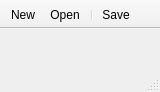
This is vue.ui in CDZo/Project-Takuzu as Qt 5 draws it before an edit. The edited form follows.
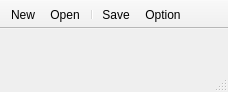
This is the edited form.

Commit message: add option actionBar

```diff
--- a/vue.ui
+++ b/vue.ui
@@ -6,7 +6,7 @@
    <rect>
     <x>0</x>
     <y>0</y>
-    <width>160</width>
+    <width>228</width>
     <height>92</height>
    </rect>
   </property>
@@ -62,6 +62,7 @@
    <addaction name="actionOpen"/>
    <addaction name="separator"/>
    <addaction name="actionSave"/>
+   <addaction name="actionOption"/>
   </widget>
   <widget class="QStatusBar" name="statusBar"/>
   <action name="actionSave">
@@ -97,6 +98,11 @@
     <string>Ctrl+N</string>
    </property>
   </action>
+  <action name="actionOption">
+   <property name="text">
+    <string>&amp;Option</string>
+   </property>
+  </action>
  </widget>
  <layoutdefault spacing="6" margin="11"/>
  <resources/>
```
Left out of the diff: 2 changed lines with no effect on the pictures.
